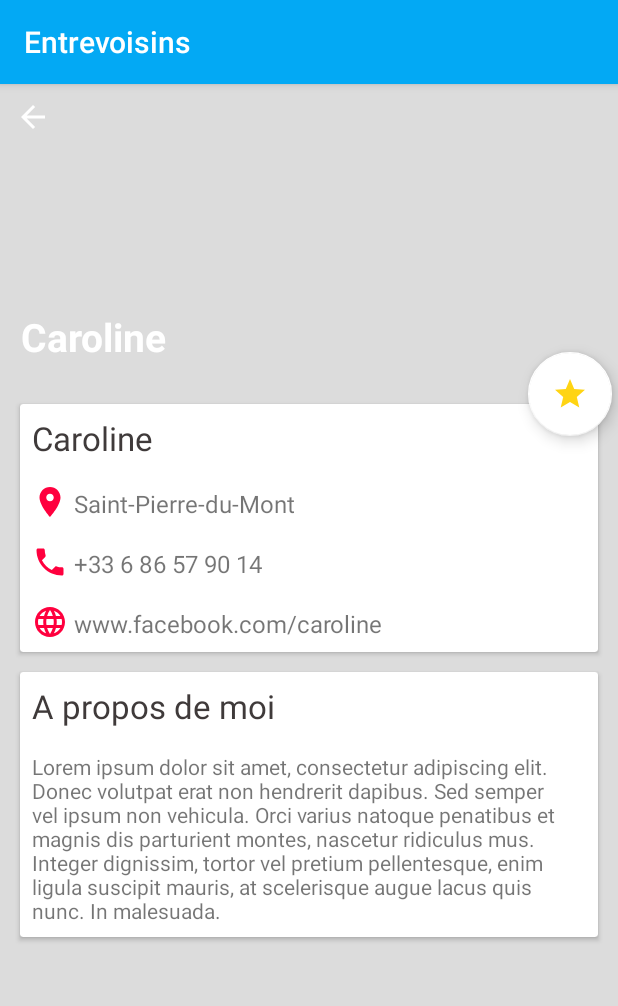
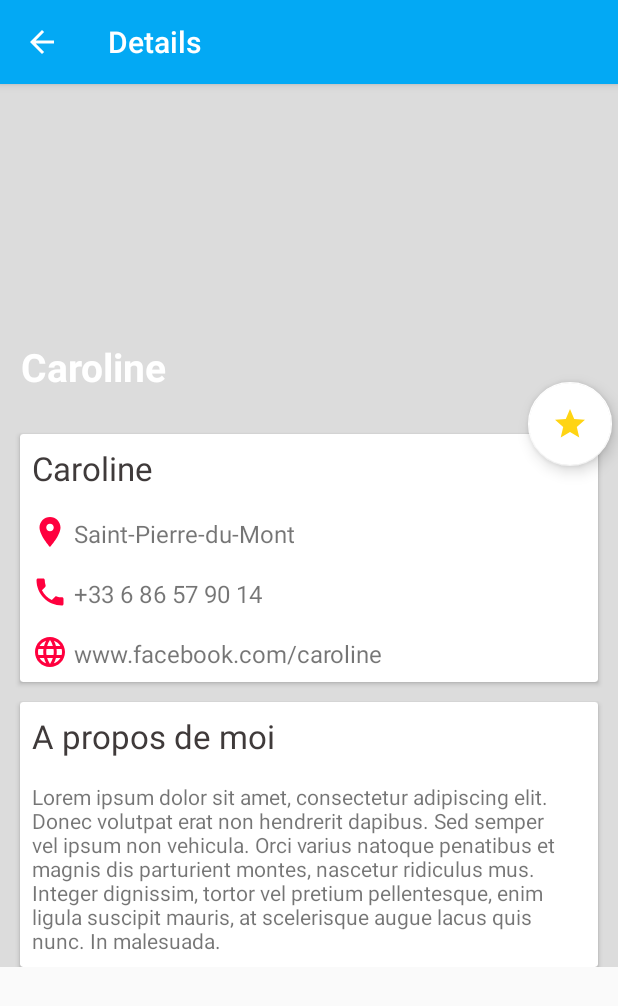
Before and after one commit to aminecsl/EntreVoisins, an Android app: the NeighbourDetailsActivity screen opened directly, with no data from a screen before it, on a phone screen of 412 x 824 dp. Shown: the top 1006 px of the screen. Run offline under Robolectric (Android 15) with nearby library versions, the phone set to English and light mode, and no system bars; our stand-ins replace ButterKnife; pictures from the network do not load; 3 statements that could not run were skipped.

Commit message:
Handled NeighbourDetailsActivity with EventBus method

```diff
--- a/app/src/main/AndroidManifest.xml
+++ b/app/src/main/AndroidManifest.xml
@@ -12,7 +12,12 @@
         android:roundIcon="@mipmap/ic_launcher_round"
         android:supportsRtl="true"
         android:theme="@style/AppTheme">
-        <activity android:name=".ui.neighbour_list.NeighbourDetailsActivity"></activity>
+        <activity
+            android:name=".ui.neighbour_list.NeighbourDetailsActivity"
+            android:label="Details"
+            android:parentActivityName=".ui.neighbour_list.ListNeighbourActivity">
+
+        </activity>
         <activity
             android:name=".ui.neighbour_list.ListNeighbourActivity"
             android:label="@string/app_name"
--- /dev/null
+++ b/app/src/main/java/com/openclassrooms/entrevoisins/events/ShowNeighbourDetailsEvent.java
@@ -0,0 +1,16 @@
+package com.openclassrooms.entrevoisins.events;
+
+import com.openclassrooms.entrevoisins.model.Neighbour;
+
+/**
+ * Created by Amine K. on 29/11/19.
+ */
+public class ShowNeighbourDetailsEvent {
+
+    public Neighbour neighbour;
+
+    public ShowNeighbourDetailsEvent(Neighbour neighbour) {
+
+        this.neighbour = neighbour;
+    }
+}
--- a/app/src/main/java/com/openclassrooms/entrevoisins/ui/neighbour_list/MyNeighbourRecyclerViewAdapter.java
+++ b/app/src/main/java/com/openclassrooms/entrevoisins/ui/neighbour_list/MyNeighbourRecyclerViewAdapter.java
@@ -14,6 +14,7 @@ import com.bumptech.glide.Glide;
 import com.bumptech.glide.request.RequestOptions;
 import com.openclassrooms.entrevoisins.R;
 import com.openclassrooms.entrevoisins.events.DeleteNeighbourEvent;
+import com.openclassrooms.entrevoisins.events.ShowNeighbourDetailsEvent;
 import com.openclassrooms.entrevoisins.model.Neighbour;
 
 import org.greenrobot.eventbus.EventBus;
@@ -61,19 +62,19 @@ public class MyNeighbourRecyclerViewAdapter extends RecyclerView.Adapter<MyNeigh
         holder.mDeleteButton.setOnClickListener(new View.OnClickListener() {
             @Override
             public void onClick(View v) {
+
                 EventBus.getDefault().post(new DeleteNeighbourEvent(neighbour));
             }
         });
 
         /*On met un listener sur chaque ligne qui represente un voisin dans notre RecyclerView
-        * et au clic on fait passer notre objet neighbour dans l'intent pour le récupérer dans la
-        * NeighbourDetailsActivity */
+        * et au clic on délclenche un "event" qui sera transmis grâce à EventBus à notre fragement qui va se charger de
+        * lancer la nouvelle activity avec l'Intent*/
         holder.mListItem.setOnClickListener(new View.OnClickListener() {
             @Override
             public void onClick(View view) {
-                Intent neighbourDetailsIntent = new Intent(view.getContext(), NeighbourDetailsActivity.class);
-                neighbourDetailsIntent.putExtra(BUNDLE_EXTRA_NEIGHBOUR, neighbour);
-                view.getContext().startActivity(neighbourDetailsIntent);
+
+                EventBus.getDefault().post(new ShowNeighbourDetailsEvent(neighbour));
             }
         });
     }
--- a/app/src/main/java/com/openclassrooms/entrevoisins/ui/neighbour_list/NeighbourDetailsActivity.java
+++ b/app/src/main/java/com/openclassrooms/entrevoisins/ui/neighbour_list/NeighbourDetailsActivity.java
@@ -5,7 +5,9 @@ import android.os.Bundle;
 import android.util.Log;
 import android.widget.ImageView;
 import android.widget.TextView;
+import android.support.v7.widget.Toolbar;
 
+import com.bumptech.glide.Glide;
 import com.openclassrooms.entrevoisins.R;
 import com.openclassrooms.entrevoisins.di.DI;
 import com.openclassrooms.entrevoisins.model.Neighbour;
@@ -19,6 +21,7 @@ public class NeighbourDetailsActivity extends AppCompatActivity {
 
     public TextView mHeaderFristname;
     public TextView mCardViewFristname;
+    public ImageView mHeaderAvatar;
 
     private Neighbour myNeighbour;
 
@@ -27,13 +30,19 @@ public class NeighbourDetailsActivity extends AppCompatActivity {
     protected void onCreate(Bundle savedInstanceState) {
         super.onCreate(savedInstanceState);
         setContentView(R.layout.activity_neighbour_details);
+        /*Toolbar toolbar = findViewById(R.id.neighbour_details_header);
+        setSupportActionBar(toolbar);*/
 
         myNeighbour = (Neighbour) getIntent().getSerializableExtra(BUNDLE_EXTRA_NEIGHBOUR);
 
         mHeaderFristname = (TextView)findViewById(R.id.neighbour_details_firstname_txt);
         mCardViewFristname = (TextView)findViewById(R.id.contacts_cardview_firstname_txt);
+        mHeaderAvatar = (ImageView) findViewById(R.id.neighbour_details_avatar_img);
 
         mHeaderFristname.setText(myNeighbour.getName());
         mCardViewFristname.setText(myNeighbour.getName());
+        Glide.with(this).load(myNeighbour.getAvatarUrl()).into(mHeaderAvatar);
+
+
     }
 }
--- a/app/src/main/java/com/openclassrooms/entrevoisins/ui/neighbour_list/NeighbourFragment.java
+++ b/app/src/main/java/com/openclassrooms/entrevoisins/ui/neighbour_list/NeighbourFragment.java
@@ -1,6 +1,7 @@
 package com.openclassrooms.entrevoisins.ui.neighbour_list;
 
 import android.content.Context;
+import android.content.Intent;
 import android.os.Bundle;
 import android.support.v4.app.Fragment;
 import android.support.v7.widget.DividerItemDecoration;
@@ -13,6 +14,7 @@ import android.view.ViewGroup;
 import com.openclassrooms.entrevoisins.R;
 import com.openclassrooms.entrevoisins.di.DI;
 import com.openclassrooms.entrevoisins.events.DeleteNeighbourEvent;
+import com.openclassrooms.entrevoisins.events.ShowNeighbourDetailsEvent;
 import com.openclassrooms.entrevoisins.model.Neighbour;
 import com.openclassrooms.entrevoisins.service.NeighbourApiService;
 
@@ -20,6 +22,8 @@ import org.greenrobot.eventbus.EventBus;
 import org.greenrobot.eventbus.Subscribe;
 
 import java.util.List;
+
+import static com.openclassrooms.entrevoisins.ui.neighbour_list.ListNeighbourActivity.BUNDLE_EXTRA_NEIGHBOUR;
 
 /* 3. Notre liste de voisins est matérialisée par un fragment qui contient une RecyclerView.
  * La classe d'un fragment hérite de Fragment afin de récupérer tout le comportement et les propriétés que peut avoir un fragment
@@ -67,18 +71,21 @@ public class NeighbourFragment extends Fragment {
         mRecyclerView.setAdapter(new MyNeighbourRecyclerViewAdapter(mNeighbours));
     }
 
+    //Le fragment s'enregistre en tant que receveur d'un event auprès de EventBus
     @Override
     public void onStart() {
         super.onStart();
         EventBus.getDefault().register(this);
     }
 
+    //Le fragment doit se désinscrire en tant que receveur auprès de EventBus
     @Override
     public void onStop() {
         super.onStop();
         EventBus.getDefault().unregister(this);
     }
 
+    //Ci-dessous nos méthodes appelées automatiquement depuis les classe (ou activités) où les events sont déclenchés avec EventBus
     /**
      * Fired if the user clicks on a delete button
      * @param event
@@ -88,4 +95,11 @@ public class NeighbourFragment extends Fragment {
         mApiService.deleteNeighbour(event.neighbour);
         initList();
     }
+
+    @Subscribe
+    public void onNeighbourDetails(ShowNeighbourDetailsEvent event) {
+        Intent neighbourDetailsIntent = new Intent(getContext(), NeighbourDetailsActivity.class);
+        neighbourDetailsIntent.putExtra(BUNDLE_EXTRA_NEIGHBOUR, event.neighbour);
+        startActivity(neighbourDetailsIntent);
+    }
 }
--- /dev/null
+++ b/app/src/main/res/drawable/toolbar_bg.xml
@@ -0,0 +1,8 @@
+<?xml version="1.0" encoding="utf-8"?>
+<shape xmlns:android="http://schemas.android.com/apk/res/android" >
+    <gradient
+        android:angle="90"
+        android:startColor="@android:color/transparent"
+        android:endColor="@android:color/transparent"
+        android:type="linear" />
+</shape>
--- a/app/src/main/res/layout/activity_neighbour_details.xml
+++ b/app/src/main/res/layout/activity_neighbour_details.xml
@@ -1,17 +1,34 @@
 <?xml version="1.0" encoding="utf-8"?>
-<android.support.constraint.ConstraintLayout xmlns:android="http://schemas.android.com/apk/res/android"
+<ScrollView
+    xmlns:android="http://schemas.android.com/apk/res/android"
     xmlns:app="http://schemas.android.com/apk/res-auto"
     xmlns:tools="http://schemas.android.com/tools"
     android:layout_width="match_parent"
-    android:layout_height="match_parent"
+    android:layout_height="match_parent">
+
+    <android.support.constraint.ConstraintLayout
+        android:layout_width="match_parent"
+        android:layout_height="wrap_content"
         android:background="@color/colorBackgroundDetails"
         tools:context=".ui.neighbour_list.NeighbourDetailsActivity">
 
-    <RelativeLayout
+        <android.support.v7.widget.Toolbar
             android:id="@+id/neighbour_details_header"
             android:layout_width="match_parent"
-        android:layout_height="200dp"
+            android:layout_height="220dp"
+
+
+            android:background="@drawable/toolbar_bg"
+            android:popupTheme="@style/ThemeOverlay.AppCompat.Light"
+            android:theme="@style/ThemeOverlay.AppCompat.Dark.ActionBar"
+            app:contentInsetStart="0dp"
+            app:layout_constraintEnd_toEndOf="parent"
+            app:layout_constraintStart_toStartOf="parent"
             app:layout_constraintTop_toTopOf="parent">
+
+            <RelativeLayout
+                android:layout_width="match_parent"
+                android:layout_height="match_parent">
 
                 <ImageView
                     android:id="@+id/neighbour_details_avatar_img"
@@ -19,16 +36,6 @@
                     android:layout_height="match_parent"
                     android:scaleType="centerCrop"
                     tools:srcCompat="@tools:sample/avatars" />
-
-        <ImageButton
-            android:id="@+id/neighbour_details_back_btn"
-            android:layout_width="wrap_content"
-            android:layout_height="wrap_content"
-            android:layout_alignParentStart="true"
-            android:layout_marginStart="10dp"
-            android:layout_marginTop="10dp"
-            android:background="@null"
-            android:src="@drawable/ic_arrow_back_white_24dp" />
 
                 <TextView
                     android:id="@+id/neighbour_details_firstname_txt"
@@ -45,11 +52,13 @@
 
             </RelativeLayout>
 
+        </android.support.v7.widget.Toolbar>
+
         <android.support.v7.widget.CardView
             android:id="@+id/neighbour_details_contacts_cardview"
             android:layout_width="match_parent"
             android:layout_height="wrap_content"
-        style="@style/Neighbour_Details_Cardview"
+            style="@style/Neighbour_Details_Cardviews"
             app:layout_constraintTop_toBottomOf="@id/neighbour_details_header">
 
             <RelativeLayout
@@ -63,7 +72,7 @@
                     android:layout_alignParentTop="true"
                     android:layout_margin="4dp"
                     android:padding="4dp"
-                style="@style/Neighbour_Details_Cardview_Title"
+                    style="@style/Neighbour_Details_Contacts_Cardview_Title"
                     android:text="Caroline" />
 
                 <ImageView
@@ -128,7 +137,7 @@
             android:id="@+id/neighbour_details_description_cardview"
             android:layout_width="match_parent"
             android:layout_height="wrap_content"
-        style="@style/Neighbour_Details_Cardview"
+            style="@style/Neighbour_Details_Cardviews"
             app:layout_constraintTop_toBottomOf="@id/neighbour_details_contacts_cardview">
 
             <LinearLayout
@@ -143,7 +152,7 @@
                     android:layout_margin="4dp"
                     android:padding="4dp"
                     android:text="A propos de moi"
-                style="@style/Neighbour_Details_Cardview_Title" />
+                    style="@style/Neighbour_Details_Contacts_Cardview_Title" />
 
                 <TextView
                     android:id="@+id/description_cardview_description_txt"
@@ -169,3 +178,5 @@
             app:layout_constraintTop_toBottomOf="@id/neighbour_details_header" />
 
     </android.support.constraint.ConstraintLayout>
+
+</ScrollView>
--- a/app/src/main/res/values/styles.xml
+++ b/app/src/main/res/values/styles.xml
@@ -17,13 +17,14 @@
 
     <style name="AppTheme.PopupOverlay" parent="ThemeOverlay.AppCompat.Light" />
 
-    <style name="Neighbour_Details_Cardview">
+    <style name="Neighbour_Details_Cardviews">
         <item name="android:layout_marginLeft">13dp</item>
         <item name="android:layout_marginTop">13dp</item>
         <item name="android:layout_marginRight">13dp</item>
+        <item name="android:layout_marginBottom">13dp</item>
     </style>
 
-    <style name="Neighbour_Details_Cardview_Title">
+    <style name="Neighbour_Details_Contacts_Cardview_Title">
         <item name="android:textColor">#3F3A3A</item>
         <item name="android:textSize">22sp</item>
     </style>
```
Lines whose indentation alone changed are shown as unchanged.
